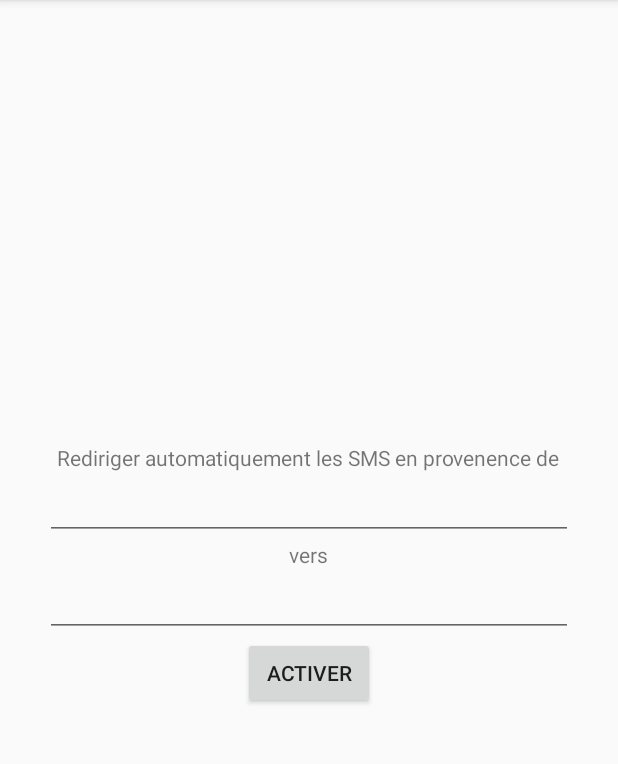
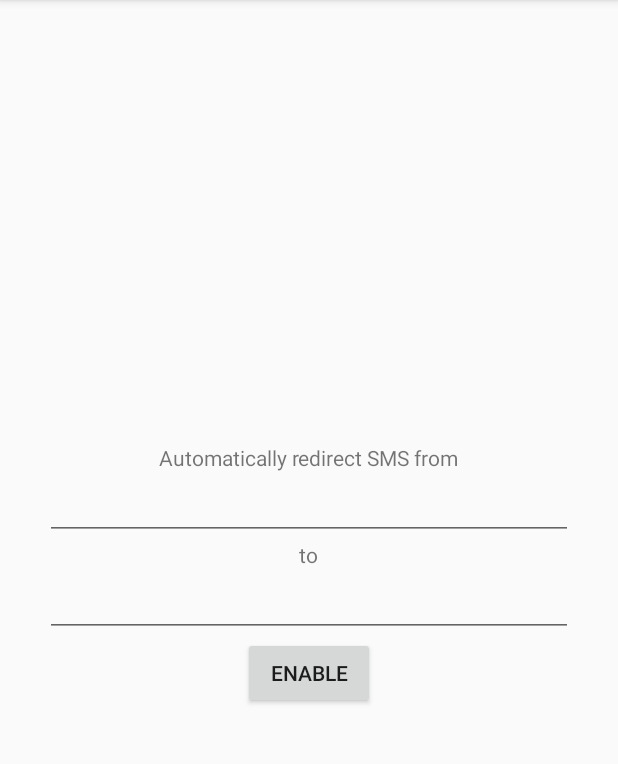
Before and after one commit to pierreduchemin/smsforward, an Android app: the screen it shows after launch (RedirectsActivity), on a phone screen of 412 x 824 dp, the part 84-848 px from its top. Run offline under Robolectric (Android 15) with nearby library versions, the phone set to English and light mode, and no system bars; libraries missing offline, so code that uses them is left out: com.google.i18n.phonenumbers.

Commit message:
feat: english translation

```diff
--- a/app/src/main/res/values/strings.xml
+++ b/app/src/main/res/values/strings.xml
@@ -1,13 +1,13 @@
 <resources>
-    <string name="app_name">SMS Forward</string>
-    <string name="redirects_info_automatically_redirect_sms_from">Rediriger automatiquement les SMS en provenence de</string>
-    <string name="redirects_info_to">vers</string>
-    <string name="redirects_info_enable">Activer</string>
-    <string name="redirects_info_forwarding_from_to">Redirection définie de %s vers %s</string>
+    <string name="app_name" translatable="false">SMS Forward</string>
+    <string name="redirects_info_automatically_redirect_sms_from">Automatically redirect SMS from</string>
+    <string name="redirects_info_to">to</string>
+    <string name="redirects_info_enable">Enable</string>
+    <string name="redirects_info_forwarding_from_to">Redirection set from %s to %s</string>
     <string name="redirects_info_sms_received_from">SMS received from %s: %s</string>
-    <string name="redirects_error_source_and_redirection_must_be_different">La source et la destination doivent être différentes</string>
-    <string name="redirects_error_empty_source">Source vide</string>
-    <string name="redirects_error_invalid_source">Source invalide</string>
-    <string name="redirects_error_empty_destination">Destination vide</string>
-    <string name="redirects_error_invalid_destination">Destination invalide</string>
+    <string name="redirects_error_source_and_redirection_must_be_different">Source and destination must differs</string>
+    <string name="redirects_error_empty_source">Empty source</string>
+    <string name="redirects_error_invalid_source">Invalid source</string>
+    <string name="redirects_error_empty_destination">Empty destination</string>
+    <string name="redirects_error_invalid_destination">Invalid destination</string>
 </resources>
```
Also changed, not shown: 1 other file.
